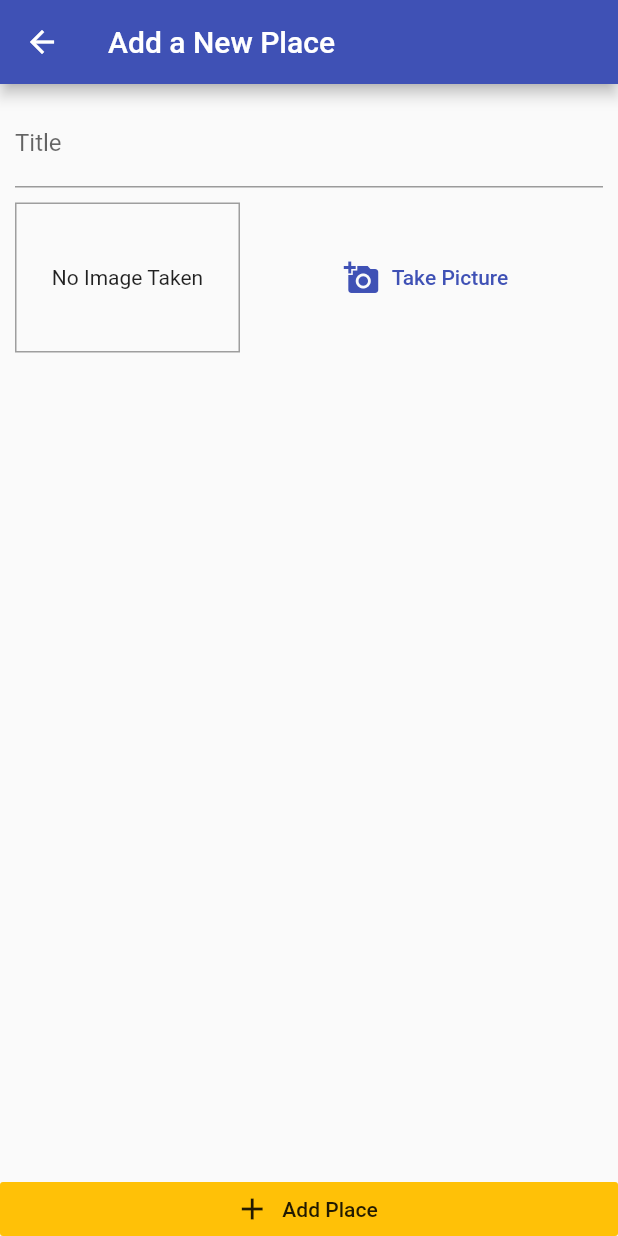
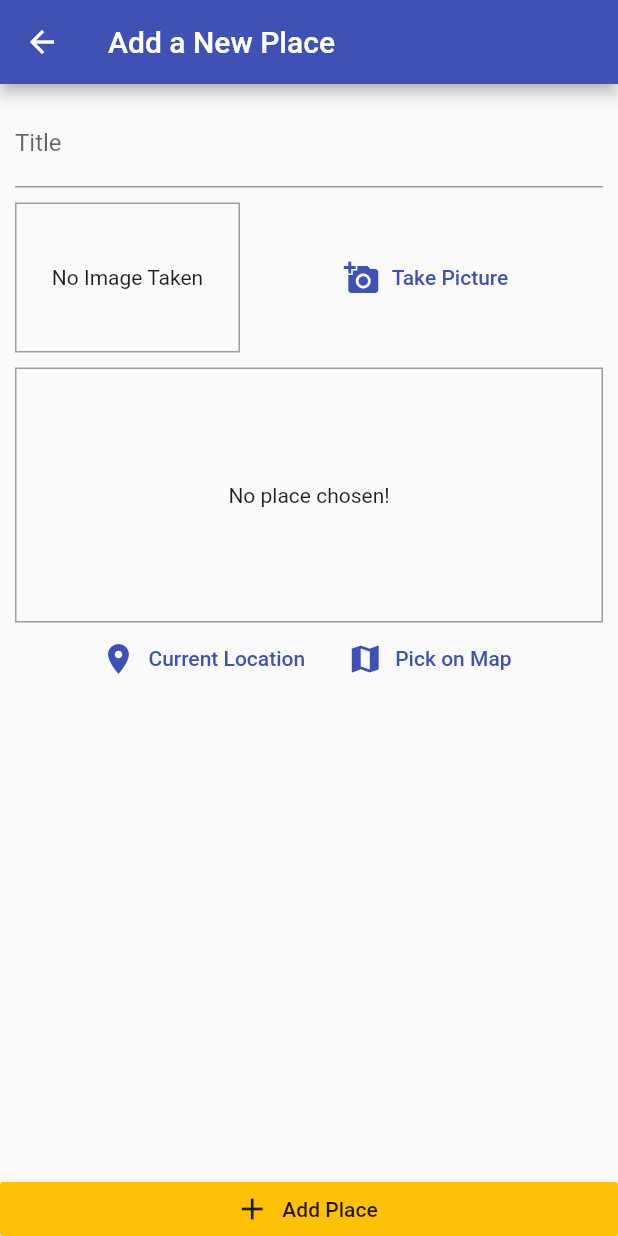
Before and after one commit to asasouza/flutter-studies, a Flutter app: the AddPlaceScreen screen opened by its route, on a phone screen of 412 x 824 dp. Run offline on Flutter 3.47's test engine with Material 2 defaults, Android fonts, the phone set to English and light mode, and no system bars; our stand-ins replace google_maps_flutter, image_picker, location, shared_preferences, sqflite; accounts and stored records are empty.

Commit message:
Class 298 - 302

```diff
--- /dev/null
+++ b/flutter_device_features_places/lib/helpers/location.dart
@@ -0,0 +1,7 @@
+const GOOGLE_API_KEY = 'AIzaSyBtXh1L0SYkb2JuBDvZ6A5n54NhMRsAJIE';
+
+class LocationHelper {
+  static getLocationImageUrl({double latitude, double longitude}) {
+    return 'https://maps.googleapis.com/maps/api/staticmap?center=&$latitude,$longitude&zoom=16&size=600x300&maptype=roadmap&markers=color:red%7C$latitude,$longitude&key=$GOOGLE_API_KEY';
+  }
+}
--- a/flutter_device_features_places/lib/models/place.dart
+++ b/flutter_device_features_places/lib/models/place.dart
@@ -7,7 +7,7 @@ class PlaceLocation {
   final double latitude;
   final double longitude;
 
-  PlaceLocation({
+  const PlaceLocation({
     this.address,
     @required this.latitude,
     @required this.longitude,
--- a/flutter_device_features_places/lib/screens/add_place.dart
+++ b/flutter_device_features_places/lib/screens/add_place.dart
@@ -6,6 +6,7 @@ import 'package:provider/provider.dart';
 import '../providers/places.dart';
 
 import '../widgets/image_input.dart';
+import '../widgets/location_input.dart';
 
 class AddPlaceScreen extends StatefulWidget {
   static const routeName = '/add-place';
@@ -57,6 +58,10 @@ class _AddPlaceScreenState extends State<AddPlaceScreen> {
                       height: 10,
                     ),
                     ImageInput(_onSelectImage),
+                    SizedBox(
+                      height: 10,
+                    ),
+                    LocationInput(),
                   ],
                 ),
                 padding: EdgeInsets.all(10),
--- /dev/null
+++ b/flutter_device_features_places/lib/widgets/location_input.dart
@@ -0,0 +1,93 @@
+import 'package:flutter/material.dart';
+import 'package:google_maps_flutter/google_maps_flutter.dart';
+import 'package:location/location.dart';
+
+import '../helpers/location.dart';
+
+import '../screens/map.dart';
+
+class LocationInput extends StatefulWidget {
+  @override
+  _LocationInputState createState() => _LocationInputState();
+}
+
+class _LocationInputState extends State<LocationInput> {
+  String _mapImageUrl;
+
+  Future<void> _getLocation() async {
+    final location = await Location().getLocation();
+    setState(() {
+      _mapImageUrl = LocationHelper.getLocationImageUrl(
+        latitude: location.latitude,
+        longitude: location.longitude,
+      );
+    });
+  }
+
+  Future<void> _openMapScreen() async {
+    final selectedPlace = await Navigator.of(context).push<LatLng>(
+      MaterialPageRoute(
+        builder: (_) => MapScreen(
+          isSelecting: true,
+        ),
+        fullscreenDialog: true,
+      ),
+    );
+    setState(() {
+      _mapImageUrl = LocationHelper.getLocationImageUrl(
+        latitude: selectedPlace.latitude,
+        longitude: selectedPlace.longitude,
+      );
+    });
+  }
+
+  @override
+  Widget build(BuildContext context) {
+    return Column(
+      children: <Widget>[
+        Container(
+          alignment: Alignment.center,
+          child: _mapImageUrl == null
+              ? Text(
+                  'No place chosen!',
+                  textAlign: TextAlign.center,
+                )
+              : Image.network(
+                  _mapImageUrl,
+                  fit: BoxFit.cover,
+                  width: double.infinity,
+                  loadingBuilder: (context, image, progress) => progress == null
+                      ? image
+                      : Center(
+                          child: CircularProgressIndicator(),
+                        ),
+                ),
+          decoration: BoxDecoration(
+            border: Border.all(
+              width: 1,
+              color: Colors.grey,
+            ),
+          ),
+          height: 170,
+        ),
+        Row(
+          mainAxisAlignment: MainAxisAlignment.center,
+          children: <Widget>[
+            FlatButton.icon(
+              icon: Icon(Icons.location_on),
+              label: Text('Current Location'),
+              onPressed: _getLocation,
+              textColor: Theme.of(context).primaryColor,
+            ),
+            FlatButton.icon(
+              icon: Icon(Icons.map),
+              label: Text('Pick on Map'),
+              onPressed: _openMapScreen,
+              textColor: Theme.of(context).primaryColor,
+            ),
+          ],
+        )
+      ],
+    );
+  }
+}
--- a/flutter_device_features_places/pubspec.yaml
+++ b/flutter_device_features_places/pubspec.yaml
@@ -24,6 +24,8 @@ dependencies:
   path: ^1.6.4
   path_provider: ^1.6.0
   sqflite: ^1.2.1
+  location: ^2.5.3
+  google_maps_flutter: ^0.5.24+1
 
   # The following adds the Cupertino Icons font to your application.
   # Use with the CupertinoIcons class for iOS style icons.
```
Also changed, not shown: flutter_device_features_places/lib/screens/map.dart (added, +66 -0 lines), flutter_device_features_places/pubspec.lock, 5 other files.
